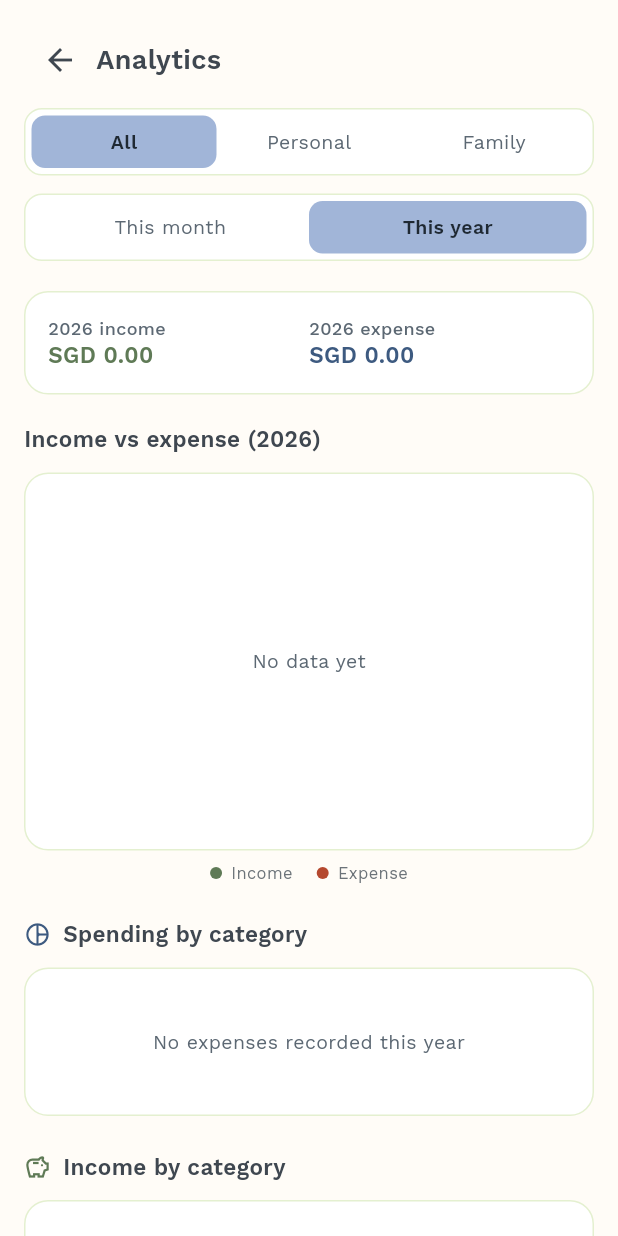
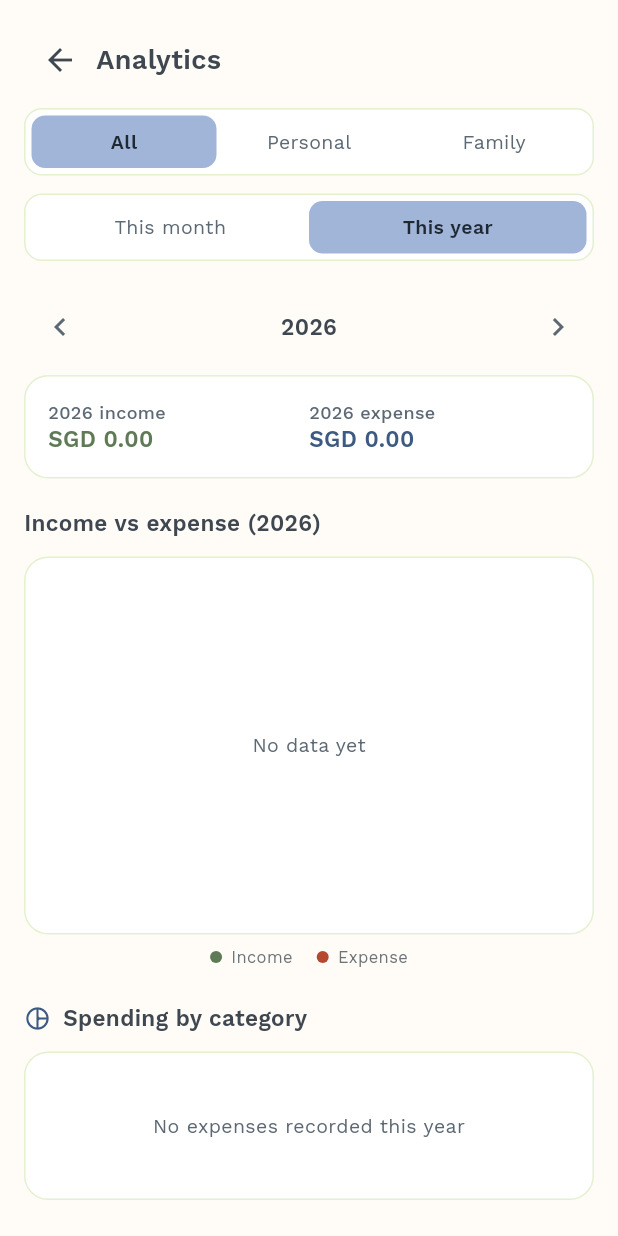
Before and after one commit to wynnteo/byelui, a Flutter app: the AnalyticsScreen screen opened directly, after a tap on the "chevron left" icon, after a tap on the "chevron right" icon, after a tap on "This year", on a phone screen of 412 x 824 dp. Run offline on Flutter 3.47's test engine with Material 3 defaults, Android fonts, the phone set to English and light mode, and no system bars; our stand-ins replace csv, file_picker, fl_chart, flutter_local_notifications, flutter_secure_storage, google_fonts and 9 more; missing offline and left inert: excel; accounts and stored records are empty; network calls fail.

Commit message:
feat: navigate historical analytics years with consistent report data

```diff
--- a/lib/screens/analytics_screen.dart
+++ b/lib/screens/analytics_screen.dart
@@ -23,10 +23,20 @@ class _AnalyticsScreenState extends State<AnalyticsScreen> {
   TransactionScope? _scopeFilter;
   _RangeView _range = _RangeView.month;
   DateTime _selectedMonth = DateTime(DateTime.now().year, DateTime.now().month);
+  int _selectedYear = DateTime.now().year;
   bool _vsLastYear = false;
 
   void _shiftMonth(int delta) {
-    setState(() => _selectedMonth = DateTime(_selectedMonth.year, _selectedMonth.month + delta));
+    final target = DateTime(_selectedMonth.year, _selectedMonth.month + delta);
+    final now = DateTime.now();
+    if (target.isAfter(DateTime(now.year, now.month))) return;
+    setState(() => _selectedMonth = target);
+  }
+
+  void _shiftYear(int delta) {
+    final target = _selectedYear + delta;
+    if (target > DateTime.now().year) return;
+    setState(() => _selectedYear = target);
   }
 
   @override
@@ -76,14 +86,14 @@ class _AnalyticsScreenState extends State<AnalyticsScreen> {
   Widget _buildContent(BuildContext context) {
     final now = DateTime.now();
     final trend = _range == _RangeView.month
-        ? _dataService.monthlyTrend(6, scope: _scopeFilter)
-        : _dataService.yearlyMonthlyBreakdown(now.year, scope: _scopeFilter);
+        ? _dataService.monthlyTrend(6, scope: _scopeFilter, endingAt: _selectedMonth)
+        : _dataService.yearlyMonthlyBreakdown(_selectedYear, scope: _scopeFilter);
     final breakdown = _range == _RangeView.month
         ? _dataService.categoryBreakdown(_selectedMonth.year, _selectedMonth.month, scope: _scopeFilter)
-        : _dataService.yearlyCategoryBreakdown(now.year, scope: _scopeFilter);
+        : _dataService.yearlyCategoryBreakdown(_selectedYear, scope: _scopeFilter);
     final incomeBreakdown = _range == _RangeView.month
         ? _dataService.categoryBreakdown(_selectedMonth.year, _selectedMonth.month, scope: _scopeFilter, type: TransactionType.income)
-        : _dataService.yearlyCategoryBreakdown(now.year, scope: _scopeFilter, type: TransactionType.income);
+        : _dataService.yearlyCategoryBreakdown(_selectedYear, scope: _scopeFilter, type: TransactionType.income);
     final base = _dataService.baseCurrency;
     final comparison = _dataService.compareMonth(_selectedMonth.year, _selectedMonth.month, scope: _scopeFilter, vsLastYear: _vsLastYear);
     final isCurrentMonth = _selectedMonth.year == now.year && _selectedMonth.month == now.month;
@@ -96,12 +106,14 @@ class _AnalyticsScreenState extends State<AnalyticsScreen> {
     final totalIncome = incomeBreakdown.values.fold<double>(0, (a, b) => a + b);
     List<String> insights = [];
     try {
-      insights = _dataService.monthlyInsights(month: _selectedMonth, scope: _scopeFilter);
+      if (_range == _RangeView.month) {
+        insights = _dataService.monthlyInsights(month: _selectedMonth, scope: _scopeFilter);
+      }
     } catch (e, st) {
       debugPrint('monthlyInsights failed: $e\n$st');
     }
 
-    final highlightYear = _range == _RangeView.month ? _selectedMonth.year : now.year;
+    final highlightYear = _range == _RangeView.month ? _selectedMonth.year : _selectedYear;
     Map<String, dynamic> highlights = {
       'topCategoryId': null,
       'topCategoryAmount': 0.0,
@@ -158,16 +170,33 @@ class _AnalyticsScreenState extends State<AnalyticsScreen> {
               const SizedBox(height: 20),
 
               if (_range == _RangeView.year) ...[
+                Row(
+                  mainAxisAlignment: MainAxisAlignment.spaceBetween,
+                  children: [
+                    IconButton(
+                      tooltip: 'Previous year',
+                      icon: Icon(Icons.chevron_left, color: AppTheme.textSecondary),
+                      onPressed: () => _shiftYear(-1),
+                    ),
+                    Text('$_selectedYear', style: AppTheme.headingSmall),
+                    IconButton(
+                      tooltip: 'Next year',
+                      icon: Icon(Icons.chevron_right, color: AppTheme.textSecondary),
+                      onPressed: _selectedYear >= now.year ? null : () => _shiftYear(1),
+                    ),
+                  ],
+                ),
+                const SizedBox(height: 8),
                 GlassCard(
                   child: Builder(builder: (context) {
-                    final yearTotals = _dataService.yearlyTotals(now.year, scope: _scopeFilter);
+                    final yearTotals = _dataService.yearlyTotals(_selectedYear, scope: _scopeFilter);
                     return Row(
                       children: [
                         Expanded(
                           child: Column(
                             crossAxisAlignment: CrossAxisAlignment.start,
                             children: [
-                              Text(S.t.yearIncome(now.year), style: AppTheme.bodySmall),
+                              Text(S.t.yearIncome(_selectedYear), style: AppTheme.bodySmall),
                               Text('$base ${(yearTotals['income'] ?? 0).toStringAsFixed(2)}',
                                   style: AppTheme.headingSmall.copyWith(color: AppTheme.successColor)),
                             ],
@@ -177,7 +206,7 @@ class _AnalyticsScreenState extends State<AnalyticsScreen> {
                           child: Column(
                             crossAxisAlignment: CrossAxisAlignment.start,
                             children: [
-                              Text(S.t.yearExpense(now.year), style: AppTheme.bodySmall),
+                              Text(S.t.yearExpense(_selectedYear), style: AppTheme.bodySmall),
                               Text('$base ${(yearTotals['expense'] ?? 0).toStringAsFixed(2)}',
                                   style: AppTheme.headingSmall.copyWith(color: AppTheme.stampText)),
                             ],
@@ -365,7 +394,7 @@ class _AnalyticsScreenState extends State<AnalyticsScreen> {
               ],
 
               Text(
-                _range == _RangeView.month ? S.t.incomeVsExpense6m : S.t.incomeVsExpenseYear(now.year),
+                _range == _RangeView.month ? S.t.incomeVsExpense6m : S.t.incomeVsExpenseYear(_selectedYear),
                 style: AppTheme.headingSmall,
               ),
               const SizedBox(height: 12),
@@ -620,10 +649,10 @@ class _AnalyticsScreenState extends State<AnalyticsScreen> {
               Builder(builder: (context) {
                 final tagFrom = _range == _RangeView.month
                     ? DateTime(_selectedMonth.year, _selectedMonth.month, 1)
-                    : DateTime(now.year, 1, 1);
+                    : DateTime(_selectedYear, 1, 1);
                 final tagTo = _range == _RangeView.month
                     ? DateTime(_selectedMonth.year, _selectedMonth.month + 1, 0, 23, 59, 59)
-                    : DateTime(now.year, 12, 31, 23, 59, 59);
+                    : DateTime(_selectedYear, 12, 31, 23, 59, 59);
                 final tagData = _dataService.tagBreakdown(from: tagFrom, to: tagTo, scope: _scopeFilter);
                 final sortedTags = tagData.entries.toList()..sort((a, b) => b.value.compareTo(a.value));
                 final topTags = sortedTags.take(5).toList();
@@ -708,10 +737,10 @@ class _AnalyticsScreenState extends State<AnalyticsScreen> {
               Builder(builder: (context) {
                 final srcFrom = _range == _RangeView.month
                     ? DateTime(_selectedMonth.year, _selectedMonth.month, 1)
-                    : DateTime(now.year, 1, 1);
+                    : DateTime(_selectedYear, 1, 1);
                 final srcTo = _range == _RangeView.month
                     ? DateTime(_selectedMonth.year, _selectedMonth.month + 1, 0, 23, 59, 59)
-                    : DateTime(now.year, 12, 31, 23, 59, 59);
+                    : DateTime(_selectedYear, 12, 31, 23, 59, 59);
                 final sources = _dataService.paymentSourceBreakdown(from: srcFrom, to: srcTo, scope: _scopeFilter);
                 final sourceTotal = sources.fold<double>(0, (a, b) => a + (b['amount'] as double));
 
```
